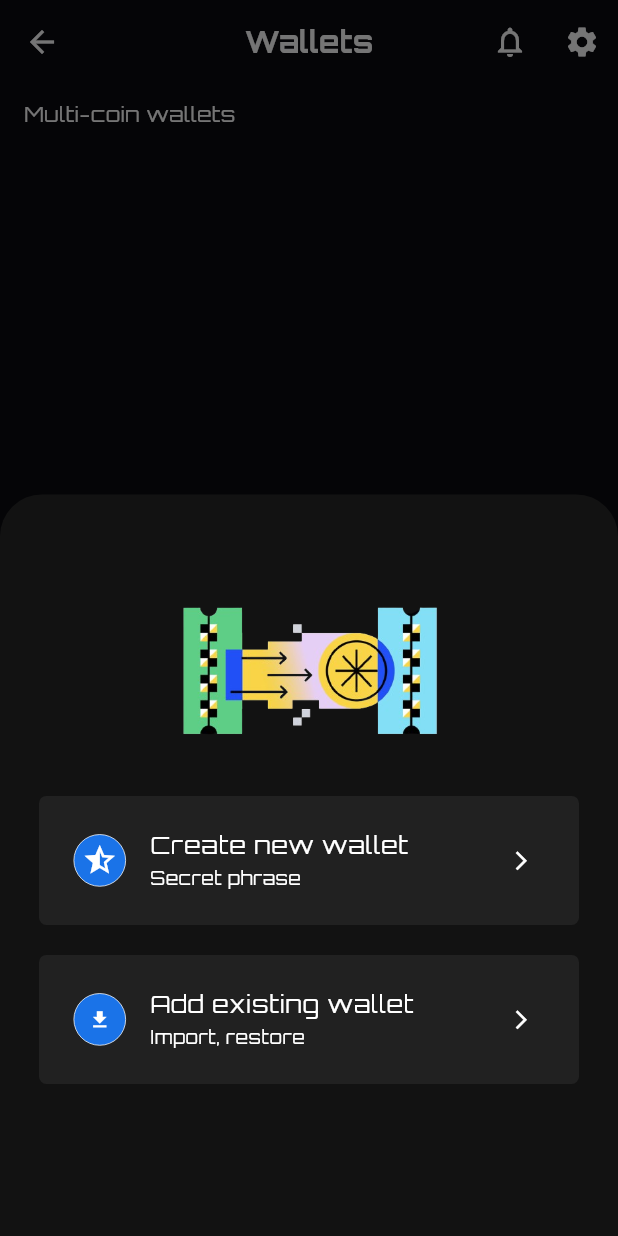
After one commit to ViremTech/uten_wallet, a Flutter app: the WalletsPage screen opened directly, after a tap on "Add Wallet", on a phone screen of 412 x 824 dp. The commit adds this screen. Run offline on Flutter 3.47's test engine with Material 3 defaults, Android fonts, the light colour scheme and no system bars; our stand-ins replace convert, dartz, equatable, flutter_bloc, flutter_secure_storage, get_it; missing offline and left inert: bip32, bip39, web3dart; accounts and stored records are empty.

Commit message:
load all wallet screen done, started work on add new wallet

```diff
--- a/lib/features/authentication/presentaion/bloc/auth_bloc.dart
+++ b/lib/features/authentication/presentaion/bloc/auth_bloc.dart
@@ -1,13 +1,7 @@
-import 'dart:convert';
-
 import 'package:flutter/foundation.dart';
 import 'package:flutter_bloc/flutter_bloc.dart';
-import 'package:flutter_secure_storage/flutter_secure_storage.dart';
 import 'package:uten_wallet/core/usecase/usecase.dart';
 import 'package:uten_wallet/features/authentication/domain/usecase/delete_password_usecase.dart';
-import 'package:uten_wallet/features/wallet/data/model/wallet_model.dart';
-import 'package:uten_wallet/features/wallet/domain/entity/wallet_entity.dart';
-
 import '../../domain/usecase/persist_login_usecase.dart';
 import '../../domain/usecase/save_password.dart';
 import '../../domain/usecase/validate_password.dart';
--- /dev/null
+++ b/lib/features/wallet/presentaion/bloc/get_all_wallet/wallet_bloc.dart
@@ -0,0 +1,30 @@
+import 'package:flutter_bloc/flutter_bloc.dart';
+
+import '../../../../../core/usecase/usecase.dart';
+import '../../../domain/usecase/get_all_wallets.dart';
+import 'wallet_event.dart';
+import 'wallet_state.dart';
+
+class WalletBloc extends Bloc<WalletEvent, WalletState> {
+  final GetAllWallets getAllWallets;
+
+  WalletBloc(this.getAllWallets) : super(WalletInitial()) {
+    on<FetchAllWallets>(_onFetchAllWallets);
+  }
+
+  Future<void> _onFetchAllWallets(
+    FetchAllWallets event,
+    Emitter<WalletState> emit,
+  ) async {
+    emit(WalletLoading());
+
+    final result = await getAllWallets(NoParams());
+
+    result.fold(
+      (failure) => emit(WalletError(
+        failure.message,
+      )),
+      (wallets) => emit(WalletLoaded(wallets)),
+    );
+  }
+}
--- /dev/null
+++ b/lib/features/wallet/presentaion/bloc/get_all_wallet/wallet_event.dart
@@ -0,0 +1,10 @@
+import 'package:equatable/equatable.dart';
+
+abstract class WalletEvent extends Equatable {
+  const WalletEvent();
+
+  @override
+  List<Object> get props => [];
+}
+
+class FetchAllWallets extends WalletEvent {}
--- /dev/null
+++ b/lib/features/wallet/presentaion/bloc/get_all_wallet/wallet_state.dart
@@ -0,0 +1,32 @@
+import 'package:equatable/equatable.dart';
+
+import '../../../domain/entity/wallet_entity.dart';
+
+abstract class WalletState extends Equatable {
+  const WalletState();
+
+  @override
+  List<Object> get props => [];
+}
+
+class WalletInitial extends WalletState {}
+
+class WalletLoading extends WalletState {}
+
+class WalletLoaded extends WalletState {
+  final List<WalletEntity> wallets;
+
+  const WalletLoaded(this.wallets);
+
+  @override
+  List<Object> get props => [wallets];
+}
+
+class WalletError extends WalletState {
+  final String message;
+
+  const WalletError(this.message);
+
+  @override
+  List<Object> get props => [message];
+}
--- /dev/null
+++ b/lib/features/wallet/presentaion/pages/wallets_page.dart
@@ -0,0 +1,205 @@
+import 'package:flutter/material.dart';
+import 'package:flutter_bloc/flutter_bloc.dart';
+import 'package:uten_wallet/core/constant/constant.dart';
+import 'package:uten_wallet/features/onboarding/presentaion/widget/button_widget.dart';
+import 'package:uten_wallet/features/wallet/domain/entity/wallet_entity.dart';
+import 'package:uten_wallet/features/wallet/presentaion/bloc/get_all_wallet/wallet_bloc.dart';
+import 'package:uten_wallet/features/wallet/presentaion/bloc/get_all_wallet/wallet_state.dart';
+import 'package:uten_wallet/features/wallet/presentaion/pages/add_existing_wallet.dart';
+import 'package:uten_wallet/features/wallet/presentaion/widget/listtile_widget.dart';
+
+import '../bloc/get_all_wallet/wallet_event.dart';
+
+class WalletsPage extends StatefulWidget {
+  const WalletsPage({super.key});
+
+  @override
+  State<WalletsPage> createState() => _WalletsPageState();
+}
+
+class _WalletsPageState extends State<WalletsPage> {
+  @override
+  void initState() {
+    context.read<WalletBloc>().add(FetchAllWallets());
+    super.initState();
+  }
+
+  @override
+  Widget build(BuildContext context) {
+    return Scaffold(
+      appBar: AppBar(
+        centerTitle: true,
+        title: Text(
+          'Wallets',
+        ),
+        actions: [
+          IconButton(
+            icon: const Icon(
+              Icons.notifications_outlined,
+              size: 24,
+            ),
+            tooltip: 'Notifications',
+            onPressed: () {},
+          ),
+          IconButton(
+            icon: const Icon(
+              Icons.settings,
+              size: 24,
+            ),
+            tooltip: 'Settings',
+            onPressed: () {},
+          ),
+        ],
+      ),
+      body: Padding(
+        padding: const EdgeInsets.symmetric(horizontal: 16.0),
+        child: BlocBuilder<WalletBloc, WalletState>(
+          builder: (context, state) {
+            if (state is WalletLoading) {
+              return Center(
+                child: CircularProgressIndicator(),
+              );
+            }
+
+            if (state is WalletLoaded) {
+              List<WalletEntity> wallets = state.wallets;
+              return Column(
+                crossAxisAlignment: CrossAxisAlignment.start,
+                children: [
+                  SizedBox(
+                    height: 10,
+                  ),
+                  Text(
+                    'Multi-coin wallets',
+                  ),
+                  SizedBox(
+                    height: 10,
+                  ),
+                  Expanded(
+                    child: ListView.builder(
+                      itemCount: wallets.length,
+                      itemBuilder: (context, index) {
+                        return Container(
+                          decoration: BoxDecoration(
+                              color: Colors.grey[900],
+                              borderRadius: BorderRadius.circular(5)),
+                          padding: EdgeInsets.all(7),
+                          child: ListTile(
+                            leading: Container(
+                              height: 35,
+                              width: 35,
+                              decoration: BoxDecoration(
+                                  borderRadius: BorderRadius.circular(
+                                    30,
+                                  ),
+                                  color: Colors.transparent,
+                                  border: Border.all(
+                                    width: 0.5,
+                                    color: Colors.white,
+                                  )),
+                            ),
+                            title: Text(wallets[0].name),
+                            trailing: Icon(
+                              Icons.more_vert,
+                            ),
+                          ),
+                        );
+                      },
+                    ),
+                  ),
+                  Padding(
+                    padding: const EdgeInsets.only(bottom: 20.0),
+                    child: ButtonWidget(
+                      paddng: 8,
+                      onPressed: () {
+                        _showModalBottomSheet(context);
+                      },
+                      color: primaryColor,
+                      text: 'Add Wallet',
+                      textColor: Colors.black,
+                    ),
+                  )
+                ],
+              );
+            } else {
+              return Center(
+                child: Text(
+                  'Unable to get All Wallet',
+                ),
+              );
+            }
+          },
+        ),
+      ),
+    );
+  }
+}
+
+void _showModalBottomSheet(BuildContext context) {
+  showModalBottomSheet(
+    isScrollControlled: true,
+    context: context,
+    builder: (context) {
+      return FractionallySizedBox(
+        heightFactor: 0.6,
+        child: Container(
+          padding: EdgeInsets.all(26),
+          child: Column(
+            crossAxisAlignment: CrossAxisAlignment.center,
+            children: [
+              SizedBox(
+                height: 20,
+              ),
+              Image.asset(
+                'assets/images/addwallet.png',
+              ),
+              SizedBox(
+                height: 20,
+              ),
+              ListtileWidget(
+                onTap: () {
+                  Navigator.push(
+                    context,
+                    MaterialPageRoute(
+                      builder: (context) => AddExistingWallet(),
+                    ),
+                  );
+                },
+                title: 'Create new wallet',
+                subtitle: 'Secret phrase',
+                trailing: Icon(
+                  Icons.arrow_forward_ios,
+                  size: 15,
+                ),
+                child: Icon(Icons.star_half_sharp),
+              ),
+              SizedBox(
+                height: 20,
+              ),
+              ListtileWidget(
+                onTap: () {
+                  Navigator.push(
+                    context,
+                    MaterialPageRoute(
+                      builder: (context) => AddExistingWallet(),
+                    ),
+                  );
+                },
+                title: 'Add existing wallet',
+                subtitle: 'Import, restore',
+                trailing: Icon(
+                  Icons.arrow_forward_ios,
+                  size: 15,
+                ),
+                child: Icon(
+                  Icons.download,
+                  size: 15,
+                ),
+              ),
+            ],
+          ),
+        ),
+      );
+    },
+  );
+}
--- /dev/null
+++ b/lib/features/wallet/presentaion/widget/listtile_widget.dart
@@ -0,0 +1,50 @@
+import 'package:flutter/material.dart';
+import 'package:uten_wallet/core/constant/constant.dart';
+
+class ListtileWidget extends StatelessWidget {
+  final void Function()? onTap;
+  final String title;
+  final String subtitle;
+  final Widget? trailing;
+  final Widget? child;
+  const ListtileWidget(
+      {super.key,
+      required this.onTap,
+      required this.title,
+      required this.subtitle,
+      required this.trailing,
+      required this.child});
+
+  @override
+  Widget build(BuildContext context) {
+    return GestureDetector(
+      onTap: onTap,
+      child: Container(
+        decoration: BoxDecoration(
+            color: Colors.grey[900], borderRadius: BorderRadius.circular(5)),
+        padding: EdgeInsets.all(7),
+        child: ListTile(
+            leading: Container(
+                height: 35,
+                width: 35,
+                decoration: BoxDecoration(
+                  borderRadius: BorderRadius.circular(
+                    30,
+                  ),
+                  color: primaryColor,
+                  border: Border.all(
+                    width: 0.5,
+                    color: Colors.white,
+                  ),
+                ),
+                child: child),
+            title: Text(title),
+            subtitle: Text(
+              subtitle,
+              style: Theme.of(context).textTheme.bodySmall,
+            ),
+            trailing: trailing),
+      ),
+    );
+  }
+}
--- a/lib/main.dart
+++ b/lib/main.dart
@@ -6,12 +6,14 @@ import 'package:uten_wallet/depency_injection.dart';
 import 'package:uten_wallet/features/authentication/presentaion/bloc/auth_bloc.dart';
 import 'package:uten_wallet/features/wallet/presentaion/bloc/generate_wallet_bloc/generate_wallet_bloc.dart';
 import 'package:uten_wallet/features/wallet/presentaion/bloc/get_active_wallet/get_active_wallet_bloc.dart';
+import 'package:uten_wallet/features/wallet/presentaion/bloc/get_all_wallet/wallet_bloc.dart';
 import 'package:uten_wallet/features/wallet/presentaion/bloc/get_total_balance_bloc/get_total_balance_bloc.dart';
 import 'package:uten_wallet/features/wallet/presentaion/bloc/import_wallet_bloc/import_wallet_bloc.dart';
 import 'package:uten_wallet/features/wallet/presentaion/bloc/mnemonic_bloc/generate_mnemonic_bloc.dart';
 import 'package:uten_wallet/init_page.dart';
 
 import 'features/onboarding/presentaion/bloc/onboarding_bloc.dart';
+import 'features/wallet/presentaion/pages/wallets_page.dart';
 
 void main() {
   WidgetsFlutterBinding.ensureInitialized();
@@ -26,6 +28,9 @@ void main() {
       ),
       BlocProvider(
         create: (context) => sl<AuthBloc>(),
+      ),
+      BlocProvider(
+        create: (context) => sl<WalletBloc>(),
       ),
       BlocProvider(
         create: (context) => sl<GenerateMnemonicBloc>(),
--- a/pubspec.yaml
+++ b/pubspec.yaml
@@ -46,6 +46,7 @@ dependencies:
   convert: ^3.1.2
   web3dart: ^2.7.3
   uuid: ^4.5.1
+  equatable: ^2.0.7
 
 dev_dependencies:
   flutter_test:
```
Also changed, not shown: lib/depency_injection.dart (+16 -32 lines), lib/features/authentication/presentaion/pages/login_page.dart (+8 -5 lines), lib/features/wallet/presentaion/pages/add_existing_wallet.dart (added, +51 -0 lines), lib/features/wallet/presentaion/pages/wallet_home.dart (+12 -2 lines), lib/features/wallet/presentaion/widget/another_listtile_widget.dart (added, +47 -0 lines), assets/images/addwallet.png (added), pubspec.lock.
